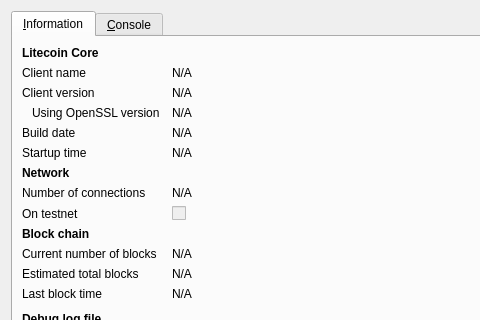
Above: src/qt/forms/rpcconsole.ui from liberalcoin/liberalcoin before the change; both pictures show x 0 to 480 and y 0 to 320 of the 740 by 450 pixel window. Below: the same form after it.
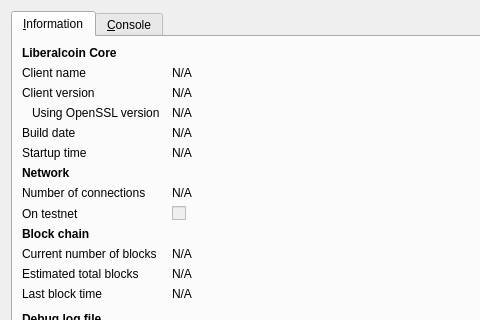
That is the form after the change. Icons and pictures are not drawn.

Diff of the .ui file:
```diff
--- a/src/qt/forms/rpcconsole.ui
+++ b/src/qt/forms/rpcconsole.ui
@@ -36,7 +36,7 @@
           </font>
          </property>
          <property name="text">
-          <string>Litecoin Core</string>
+          <string>Liberalcoin Core</string>
          </property>
         </widget>
        </item>
```
Left out of the diff: 6 changed lines with no effect on the pictures.
